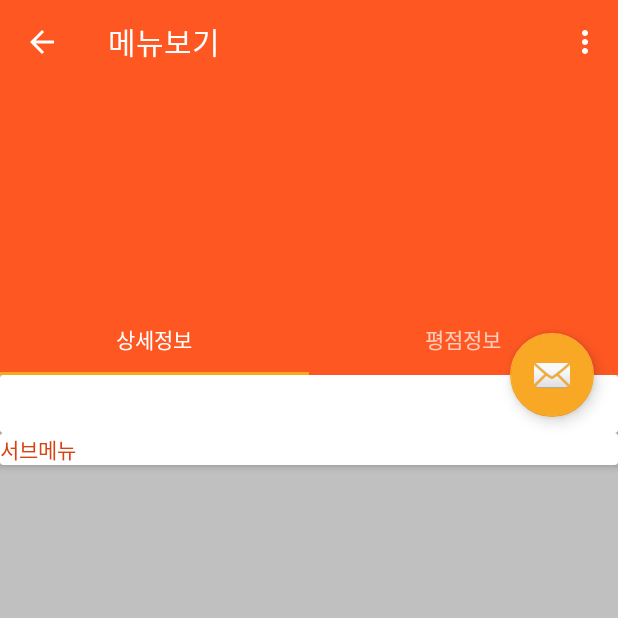
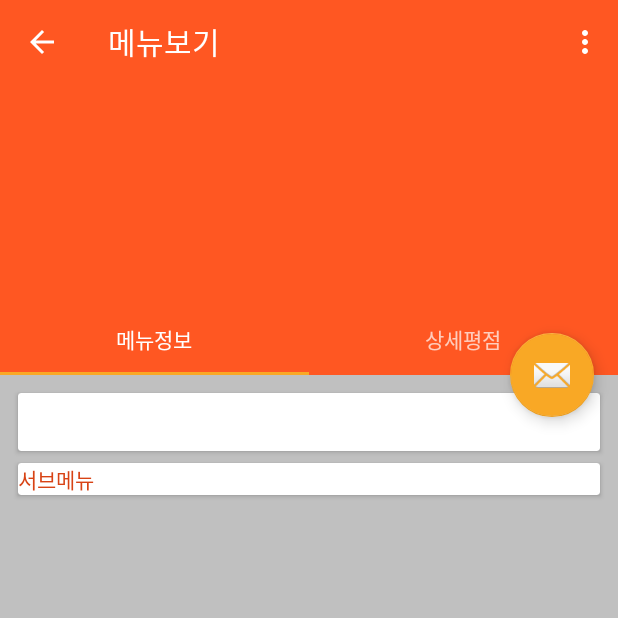
Before and after one commit to bobplanet/Bobplanet, an Android app: the MenuFragment screen opened directly, with no data from a screen before it, on a phone screen of 412 x 824 dp, the top half of it. Run offline under Robolectric (Android 15) with nearby library versions, the phone set to English and light mode, and no system bars; our stand-ins replace Volley; libraries missing offline, so code that uses them is left out: com.google.api.client, de.greenrobot.event, kr.bobplanet.backend; 11 statements that could not run were skipped.

Commit message:
레이아웃 파일에 코멘트 추가

```diff
--- a/app/src/main/java/kr/bobplanet/android/DayFragment.java
+++ b/app/src/main/java/kr/bobplanet/android/DayFragment.java
@@ -99,7 +99,7 @@ public class DayFragment extends BaseFragment {
         TextView t = (TextView) view.findViewById(R.id.daily_view_date_header);
         t.setText(getDate(true));
 
-        recyclerView = (RecyclerView) view.findViewById(R.id.recylerview);
+        recyclerView = (RecyclerView) view.findViewById(R.id.recyler_view);
         recyclerView.setLayoutManager(new LinearLayoutManager(this.getContext()));
         recyclerView.setHasFixedSize(true);
 
--- a/app/src/main/java/kr/bobplanet/android/MenuFragment.java
+++ b/app/src/main/java/kr/bobplanet/android/MenuFragment.java
@@ -4,6 +4,7 @@ import android.os.Bundle;
 import android.support.annotation.Nullable;
 import android.support.v7.widget.GridLayoutManager;
 import android.support.v7.widget.RecyclerView;
+import android.util.Log;
 import android.view.LayoutInflater;
 import android.view.View;
 import android.view.ViewGroup;
@@ -51,6 +52,7 @@ public class MenuFragment extends BaseFragment {
         TextView title = (TextView) view.findViewById(R.id.title);
         title.setText(menu.getItem().getId());
 
+        Log.d(TAG, "submenu # = " + menu.getSubmenu().size());
 
         RecyclerView recyclerView = (RecyclerView) view.findViewById(R.id.recyler_view);
         recyclerView.setHasFixedSize(true);
--- a/app/src/main/res/layout/menu_activity.xml
+++ b/app/src/main/res/layout/menu_activity.xml
@@ -1,12 +1,15 @@
 <?xml version="1.0" encoding="utf-8"?>
+
+<!-- 메뉴 Activity의 레이아웃 -->
 <android.support.design.widget.CoordinatorLayout xmlns:android="http://schemas.android.com/apk/res/android"
     xmlns:app="http://schemas.android.com/apk/res-auto"
     xmlns:tools="http://schemas.android.com/tools"
     android:layout_width="match_parent"
     android:layout_height="match_parent"
     android:fitsSystemWindows="true"
-    tools:context=".MenuViewActivity">
+    tools:context=".MenuActivity">
 
+    <!-- 화면상단 툴바 및 이미지, 탭 -->
     <android.support.design.widget.AppBarLayout
         android:id="@+id/app_bar"
         android:layout_width="match_parent"
@@ -34,8 +37,8 @@
                 android:id="@+id/toolbar"
                 android:layout_width="match_parent"
                 android:layout_height="?attr/actionBarSize"
+                android:layout_gravity="top"
                 android:minHeight="?attr/actionBarSize"
-                android:layout_gravity="top"
                 app:layout_collapseMode="pin"
                 app:layout_scrollFlags="scroll|enterAlways" />
 
@@ -55,7 +58,9 @@
         android:id="@+id/view_pager"
         android:layout_width="match_parent"
         android:layout_height="match_parent"
-        app:layout_behavior="@string/appbar_scrolling_view_behavior" />
+        android:padding="8dp"
+        app:layout_behavior="@string/appbar_scrolling_view_behavior"
+        tools:layout="@layout/menu_fragment" />
 
     <android.support.design.widget.FloatingActionButton
         android:id="@+id/fab"
--- a/app/src/main/res/layout/menu_fragment.xml
+++ b/app/src/main/res/layout/menu_fragment.xml
@@ -1,4 +1,5 @@
 <?xml version="1.0" encoding="utf-8"?>
+
 <LinearLayout xmlns:android="http://schemas.android.com/apk/res/android"
     xmlns:app="http://schemas.android.com/apk/res-auto"
     android:layout_width="match_parent"
@@ -8,8 +9,9 @@
     <android.support.v7.widget.CardView
         android:layout_width="match_parent"
         android:layout_height="wrap_content"
+        android:layout_margin="4dp"
         app:cardCornerRadius="2dp"
-        app:cardElevation="3dp">
+        app:cardElevation="2dp">
 
         <LinearLayout
             android:layout_width="match_parent"
@@ -33,8 +35,9 @@
     <android.support.v7.widget.CardView
         android:layout_width="match_parent"
         android:layout_height="wrap_content"
+        android:layout_margin="4dp"
         app:cardCornerRadius="2dp"
-        app:cardElevation="3dp">
+        app:cardElevation="2dp">
 
         <LinearLayout
             android:layout_width="match_parent"
--- a/app/src/main/res/layout/menu_item.xml
+++ b/app/src/main/res/layout/menu_item.xml
@@ -1,14 +1,16 @@
 <?xml version="1.0" encoding="utf-8"?>
+
+
 <android.support.v7.widget.CardView xmlns:android="http://schemas.android.com/apk/res/android"
     xmlns:app="http://schemas.android.com/apk/res-auto"
-    android:layout_width="wrap_content"
+    android:layout_width="match_parent"
     android:layout_height="wrap_content"
     android:layout_margin="4dp"
     app:cardElevation="1dp">
 
     <RelativeLayout
         android:layout_width="match_parent"
-        android:layout_height="80dp">
+        android:layout_height="100dp">
 
         <com.android.volley.toolbox.NetworkImageView
             android:id="@+id/icon"
--- a/app/src/main/res/values/strings.xml
+++ b/app/src/main/res/values/strings.xml
@@ -10,8 +10,8 @@
 
 	<!-- 메뉴보기 화면 -->
 	<string name="title_menu">메뉴보기</string>
-    <string name="label_tab_menu">상세정보</string>
-    <string name="label_tab_menu_score">평점정보</string>
+    <string name="label_tab_menu">메뉴정보</string>
+    <string name="label_tab_menu_score">상세평점</string>
 	<string name="label_card_submenu">서브메뉴</string>
 
 	<!-- 설정화면 -->
```
Also changed, not shown: app/src/main/res/layout/day_activity.xml (+10 -2 lines), app/src/main/res/layout/day_fragment.xml (+23 -15 lines), app/src/main/res/layout/day_item.xml (+13 -9 lines), 2 other files.
